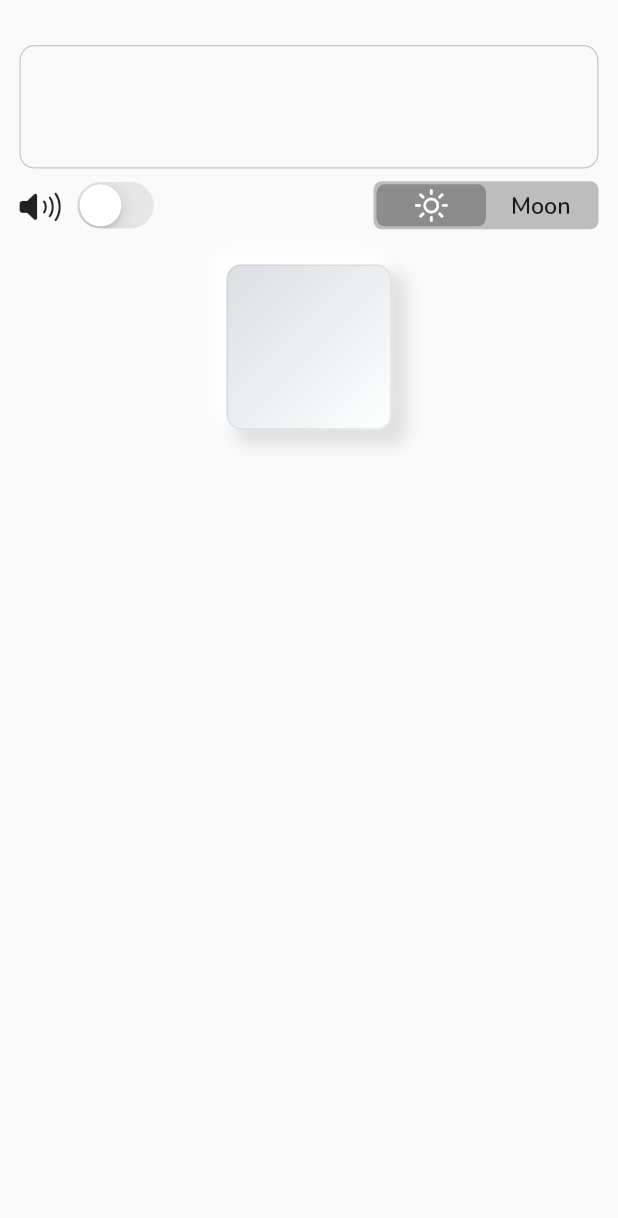
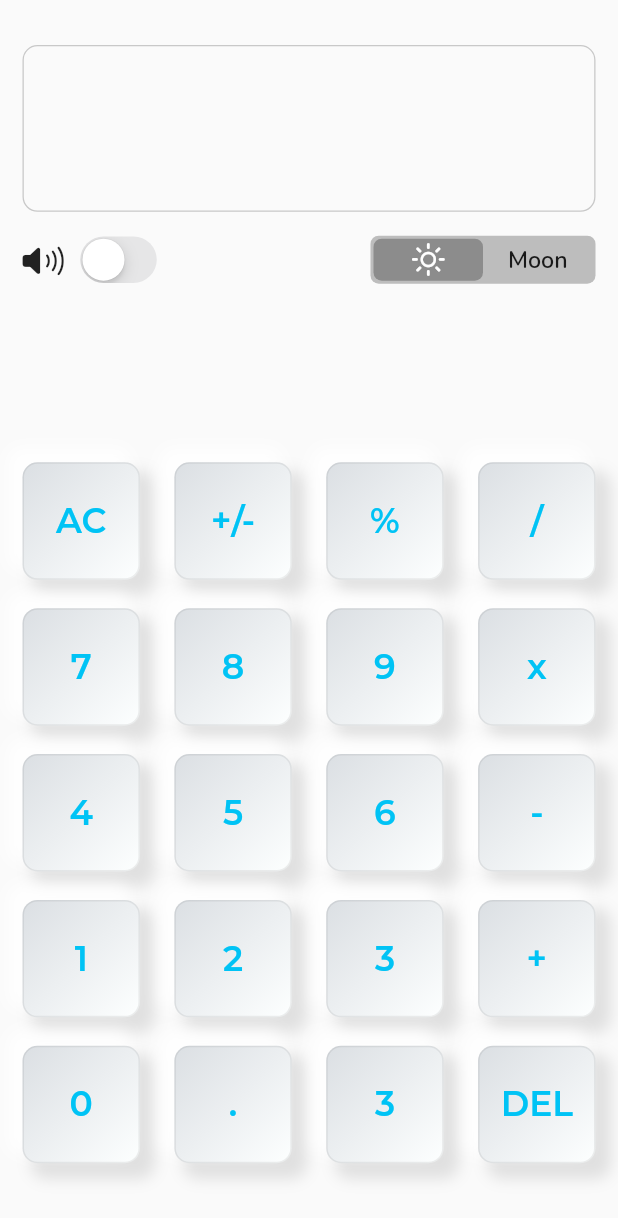
Before and after one commit to sahil078078/flutter_awesome_design, a Flutter app: the CalculatorUI screen opened directly, on a phone screen of 412 x 824 dp. Shown: the top 1218 px of the screen. Run offline on Flutter 3.47's test engine with Material 2 defaults, Android fonts, the phone set to English and light mode, and no system bars; our stand-ins replace assets_audio_player, carousel_slider, dio, easy_localization, file_picker, flutter_colorpicker and 10 more; missing offline and left inert: easy_actions, whatsapp_unilink; accounts and stored records are empty.

Commit message:
parcial calculator ui done

```diff
--- a/lib/22July2022/calculator/calculator_ui.dart
+++ b/lib/22July2022/calculator/calculator_ui.dart
@@ -33,16 +33,16 @@ class _CalculatorUIState extends State<CalculatorUI> {
       body: Padding(
         padding: const EdgeInsets.only(
           top: 30,
-          left: 13,
-          right: 13,
+          left: 15,
+          right: 15,
           bottom: 10,
         ),
         child: Column(
           children: <Widget>[
             Container(
-              margin: const EdgeInsets.only(bottom: 5),
+              margin: EdgeInsets.only(bottom: size.height * 0.015),
               width: size.width,
-              height: size.height * 0.1,
+              height: size.height * 0.135,
               decoration: BoxDecoration(
                 borderRadius: BorderRadius.circular(10),
                 border: Border.all(
@@ -52,8 +52,74 @@ class _CalculatorUIState extends State<CalculatorUI> {
               ),
             ),
             const CalculatorController(),
-            const SizedBox(height: 20),
-            const CalculatorButtonDesign(),
+            // SizedBox(height: size.height * 0.03),
+            const Spacer(flex: 3),
+            Row(
+              mainAxisAlignment: MainAxisAlignment.spaceBetween,
+              children: const [
+                CalculatorButtonDesign(buttonName: 'AC'),
+                CalculatorButtonDesign(buttonName: '+/-'),
+                CalculatorButtonDesign(buttonName: '%'),
+                CalculatorButtonDesign(buttonName: '/'),
+              ],
+            ),
+            Padding(
+              padding: EdgeInsets.only(
+                top: MediaQuery.of(context).size.height * 0.023,
+              ),
+              child: Row(
+                mainAxisAlignment: MainAxisAlignment.spaceBetween,
+                children: const [
+                  CalculatorButtonDesign(buttonName: '7'),
+                  CalculatorButtonDesign(buttonName: '8'),
+                  CalculatorButtonDesign(buttonName: '9'),
+                  CalculatorButtonDesign(buttonName: 'x'),
+                ],
+              ),
+            ),
+            Padding(
+              padding: EdgeInsets.only(
+                top: MediaQuery.of(context).size.height * 0.023,
+              ),
+              child: Row(
+                mainAxisAlignment: MainAxisAlignment.spaceBetween,
+                children: const [
+                  CalculatorButtonDesign(buttonName: '4'),
+                  CalculatorButtonDesign(buttonName: '5'),
+                  CalculatorButtonDesign(buttonName: '6'),
+                  CalculatorButtonDesign(buttonName: '-'),
+                ],
+              ),
+            ),
+            Padding(
+              padding: EdgeInsets.only(
+                top: MediaQuery.of(context).size.height * 0.023,
+              ),
+              child: Row(
+                mainAxisAlignment: MainAxisAlignment.spaceBetween,
+                children: const [
+                  CalculatorButtonDesign(buttonName: '1'),
+                  CalculatorButtonDesign(buttonName: '2'),
+                  CalculatorButtonDesign(buttonName: '3'),
+                  CalculatorButtonDesign(buttonName: '+'),
+                ],
+              ),
+            ),
+            Padding(
+              padding: EdgeInsets.only(
+                top: MediaQuery.of(context).size.height * 0.023,
+              ),
+              child: Row(
+                mainAxisAlignment: MainAxisAlignment.spaceBetween,
+                children: const [
+                  CalculatorButtonDesign(buttonName: '0'),
+                  CalculatorButtonDesign(buttonName: '.'),
+                  CalculatorButtonDesign(buttonName: '3'),
+                  CalculatorButtonDesign(buttonName: 'DEL'),
+                ],
+              ),
+            ),
+            const Spacer(flex: 1),
           ],
         ),
       ),
--- a/lib/22July2022/calculator/components/calculator_button_design.dart
+++ b/lib/22July2022/calculator/components/calculator_button_design.dart
@@ -1,10 +1,23 @@
-
 import 'package:assets_audio_player/assets_audio_player.dart';
 import 'package:flutter/material.dart';
 import 'package:flutter_awesome_design/22July2022/calculator/components/calculator_sharedpref.dart';
+import 'package:google_fonts/google_fonts.dart';
 
 class CalculatorButtonDesign extends StatefulWidget {
-  const CalculatorButtonDesign({Key? key}) : super(key: key);
+  final String? buttonName;
+  final double? width, height;
+  final TextStyle? textStyle;
+  final Widget? child;
+  const CalculatorButtonDesign({
+    Key? key,
+    this.buttonName,
+    this.height,
+    this.width,
+    this.textStyle,
+    this.child,
+  })  : assert(child == null || buttonName == null,
+            'child == null || buttonName == null is not true ,\nPlease use only one ether child or buttonName'),
+        super(key: key);
 
   @override
   State<CalculatorButtonDesign> createState() => _CalculatorButtonDesignState();
@@ -51,8 +64,8 @@ class _CalculatorButtonDesignState extends State<CalculatorButtonDesign>
       },
       child: AnimatedContainer(
         duration: const Duration(milliseconds: 100),
-        width: 110,
-        height: 110,
+        width: widget.width ?? MediaQuery.of(context).size.width * 0.19,
+        height: widget.height ?? MediaQuery.of(context).size.height * 0.095,
         decoration: BoxDecoration(
           borderRadius: BorderRadius.circular(10),
           color: const Color(0xffecf0f3),
@@ -93,6 +106,19 @@ class _CalculatorButtonDesignState extends State<CalculatorButtonDesign>
                 ]
               : [],
         ),
+        child: Center(
+          child: widget.child ??
+              Text(
+                widget.buttonName!,
+                style: widget.textStyle ??
+                    GoogleFonts.montserrat(
+                      fontSize: 23,
+                      fontWeight: FontWeight.w600,
+                      color: const Color(0xff00c3f5),
+                    ),
+                textAlign: TextAlign.center,
+              ),
+        ),
       ),
     );
   }
--- a/lib/27July2022/sharedprefrences/sharedpref_home.dart
+++ b/lib/27July2022/sharedprefrences/sharedpref_home.dart
@@ -2,7 +2,6 @@ import 'dart:convert';
 import 'dart:developer';
 
 import 'package:flutter/material.dart';
-import 'package:flutter_awesome_design/22July2022/calculator/components/calculator_sharedpref.dart';
 import 'package:flutter_awesome_design/27July2022/sharedprefrences/get_map.dart';
 import 'package:provider/provider.dart';
 
@@ -94,6 +93,8 @@ idk(BuildContext context) async {
       (e) => Company.fromJson(e),
     ),
   ).toList(growable: true);
+
+  log('com : $com');
   // log('decoder : $decode');
 
   // log('=======> ${com.elementAt(1).type}');
--- a/lib/main.dart
+++ b/lib/main.dart
@@ -1,8 +1,8 @@
 import 'package:flutter/material.dart';
 import 'package:flutter_awesome_design/22July2022/calculator/components/calculator_provider.dart';
 import 'package:provider/provider.dart';
+import '22July2022/calculator/calculator_ui.dart';
 import '27July2022/sharedprefrences/get_map.dart';
-import '27July2022/sharedprefrences/sharedpref_home.dart';
 import 'June3_2022/Simple_Api_calling_and_provider/provider_getdata.dart';
 
 void main() {
@@ -34,7 +34,7 @@ class MyApp extends StatelessWidget {
   Widget build(BuildContext context) {
     return const MaterialApp(
       debugShowCheckedModeBanner: false,
-      home: SharedPrefHomeScreen(),
+      home: CalculatorUI(),
     );
   }
 }
```
